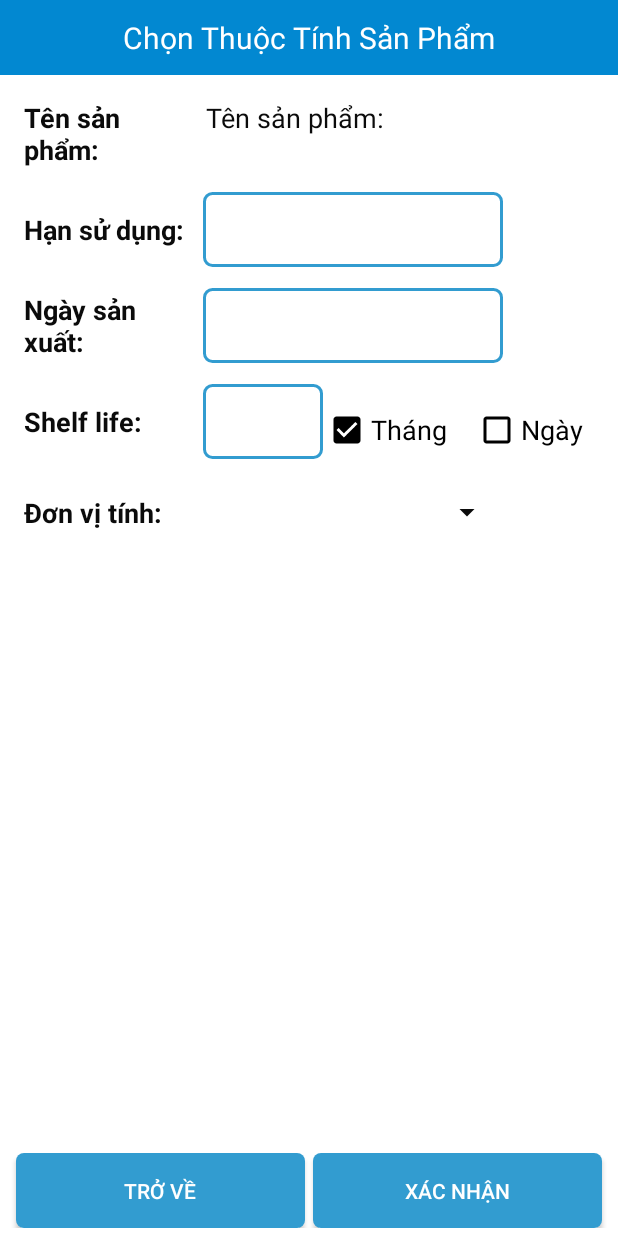
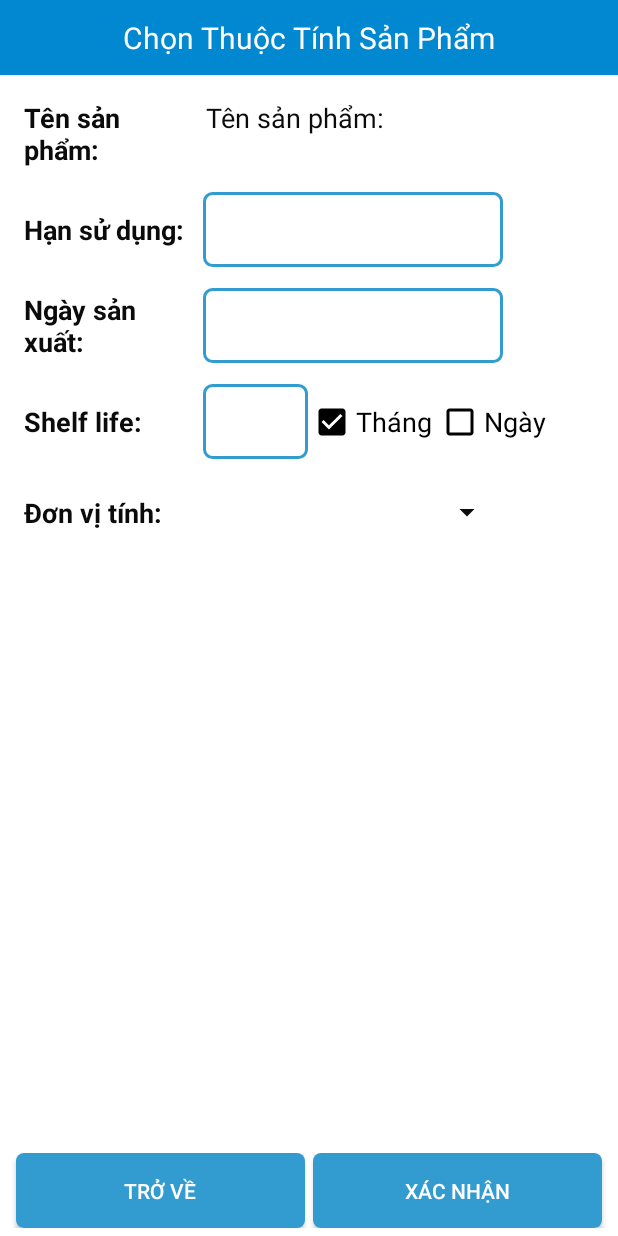
Before and after one commit to ncdinh9988/GRV_TMS, an Android app: the SelectPropertiesProductActivity screen opened directly, with no data from a screen before it, on a phone screen of 412 x 824 dp. Run offline under Robolectric (Android 15) with nearby library versions, the phone set to English and light mode, and no system bars; 3 statements that could not run were skipped.

Commit message:
fix layout select_properties

```diff
--- a/app/build.gradle
+++ b/app/build.gradle
@@ -7,9 +7,9 @@ android {
         applicationId "com.FiveSGroup.TMS"
         minSdkVersion 22
         targetSdkVersion 29
-        versionCode 7842
+        versionCode 7845
         // ngày _ web _ apk
-        versionName "TMS_210427_7883_7842"
+        versionName "TMS_210427_7883_7845"
         testInstrumentationRunner "androidx.test.runner.AndroidJUnitRunner"
     }
 
--- a/app/src/main/java/com/FiveSGroup/TMS/SelectPropertiesProductActivity.java
+++ b/app/src/main/java/com/FiveSGroup/TMS/SelectPropertiesProductActivity.java
@@ -413,8 +413,6 @@ public class SelectPropertiesProductActivity extends AppCompatActivity implement
                     IntentActivity(activity, type, unit);
                 }
 
-
-
             } else {
                 //Nếu có stockindate
                 if (!stockinDate.equals("")) {
--- a/app/src/main/res/layout/activity_select_properties_product.xml
+++ b/app/src/main/res/layout/activity_select_properties_product.xml
@@ -148,21 +148,22 @@
                 android:layout_width="0dp"
                 android:layout_weight="7"
                 android:layout_height="wrap_content">
+
                 <EditText
+                    android:id="@+id/edtSelectShelfLife"
+                    android:layout_width="70dp"
+                    android:layout_height="50dp"
+                    android:background="@drawable/bg_edittext"
+                    android:hint="Nhấn vào để chọn ngày"
                     android:inputType="number"
+                    android:padding="5dp"
                     android:paddingLeft="2dp"
-                    android:background="@drawable/bg_edittext"
-                    android:textColor="@color/black"
-                    android:id="@+id/edtSelectShelfLife"
-                    android:layout_width="80dp"
-                    android:layout_height="50dp"
-                    android:padding="5dp"
-                    android:hint="Nhấn vào để chọn ngày" />
+                    android:textColor="@color/black" />
+
                 <CheckBox
                     android:id="@+id/checkBoxMonth"
-                    android:layout_width="100dp"
+                    android:layout_width="85dp"
                     android:layout_height="wrap_content"
-                    android:layout_marginTop="5dp"
                     android:buttonTint="#000"
                     android:text="Tháng"
                     android:textColor="#000"
@@ -171,9 +172,8 @@
 
                 <CheckBox
                     android:id="@+id/checkBoxDate"
-                    android:layout_width="100dp"
+                    android:layout_width="85dp"
                     android:layout_height="wrap_content"
-                    android:layout_marginTop="5dp"
                     android:buttonTint="#000"
                     android:text="Ngày"
                     android:textColor="#000"
```
